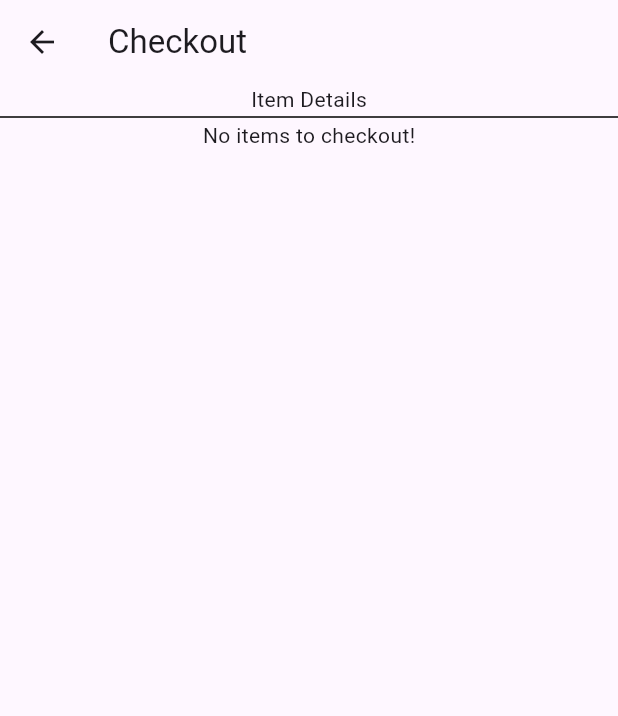
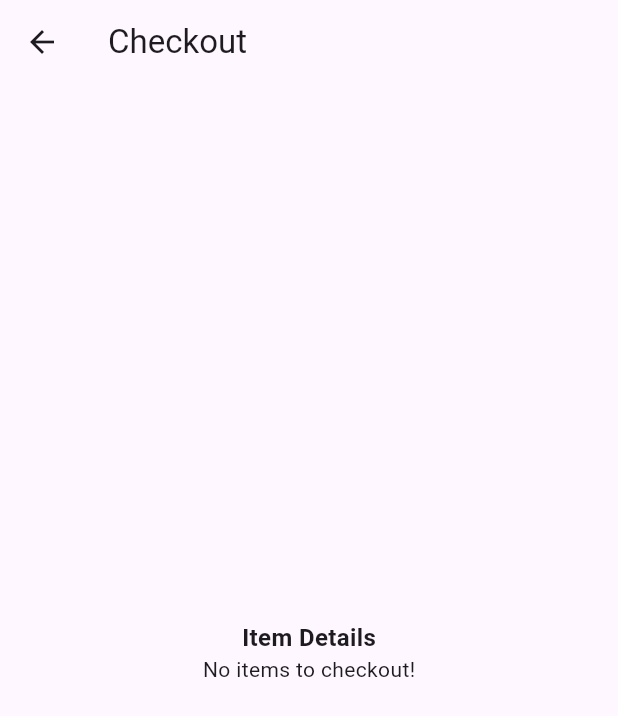
Before and after one commit to r-clarissa/exer-6-state-management-r-clarissa, a Flutter app: the Checkout screen opened by its route, on a phone screen of 412 x 824 dp. Shown: the top 716 px of the screen. Run offline on Flutter 3.47's test engine with Material 3 defaults, Android fonts, the phone set to English and light mode, and no system bars.

Commit message:
checkout styling

```diff
--- a/lib/screen/Checkout.dart
+++ b/lib/screen/Checkout.dart
@@ -17,11 +17,12 @@ class _CheckoutState extends State<Checkout> {
     return Scaffold( // checkout scaffold
       appBar: AppBar(title: const Text("Checkout")),
       body: Column(
-        mainAxisAlignment: MainAxisAlignment.start,
+        mainAxisAlignment: MainAxisAlignment.center,
         children: [ // checkout header
-          const Text("Item Details"),
-          const Divider(height: 4, color: Colors.black),
-          getItems(context), // display the current checkout products
+          const Center(child: Text("Item Details", style: TextStyle(fontSize: 16, fontWeight: FontWeight.bold),)),
+          // methods
+          getItems(context),
+          const SizedBox(height: 10),
         ],)
     );
   }
@@ -33,7 +34,7 @@ class _CheckoutState extends State<Checkout> {
 
     // conditionals for no. of products fetched
     return products.isEmpty
-      ? const Text('No items to checkout!')
+      ? const Center(child: Text('No items to checkout!'))
       : Expanded(
           child: Column(
             children: [
@@ -42,20 +43,33 @@ class _CheckoutState extends State<Checkout> {
                   child: ListView.builder(
                     itemCount: products.length,
                     itemBuilder: (BuildContext context, int index) {
-                    return ListTile(
-                      leading: const Icon(Icons.food_bank),
+                      return Row(
+                        mainAxisAlignment: MainAxisAlignment.spaceBetween,
+                        children: [
+                          Expanded(
+                            child: ListTile(
                               title: Text(products[index].name),
+                            ),
+                          ),
+                          Container(
+                            margin: const EdgeInsets.only(right: 20.0),
+                            child: Text(
+                              '${products[index].price}',
+                            ),
+                          ),
+                        ],
                       );
                     },
-                )
                   ),
+                ),
+              computeCost(),
               // pay now button and prompt
               Flexible(
                 child: Column(
                   children: [
-                    const Divider(height: 4, color: Colors.black),
-                    computeCost(), // compute total cost before payment
-                    ElevatedButton( // once user clicked pay now
+                    Padding(
+                      padding: const EdgeInsets.all(8.0),
+                      child: ElevatedButton( // once user clicked pay now
                         onPressed: () {
                           context.read<ShoppingCart>().removeAll(); // clear all checkout products
                           ScaffoldMessenger.of(context)
@@ -65,7 +79,13 @@ class _CheckoutState extends State<Checkout> {
                             )
                           );
                         },
+                        style: ElevatedButton.styleFrom(
+                          shape: RoundedRectangleBorder(
+                            borderRadius: BorderRadius.circular(20.0),
+                          ),
+                        ),
                         child: const Text("Pay Now!"),
+                        ),
                     ),
                   ],
                 )
@@ -78,7 +98,7 @@ class _CheckoutState extends State<Checkout> {
   // gets the total amount of checkout items
   Widget computeCost() {
     return Consumer<ShoppingCart>(builder: (context, cart, child) {
-       return Text("Total Cost to Pay: ${cart.cartTotal}");
+       return Text("Total Cost to Pay: ${cart.cartTotal}", style: const TextStyle(fontWeight: FontWeight.bold));
     });
   }
 }
```
Lines whose indentation alone changed are shown as unchanged.
